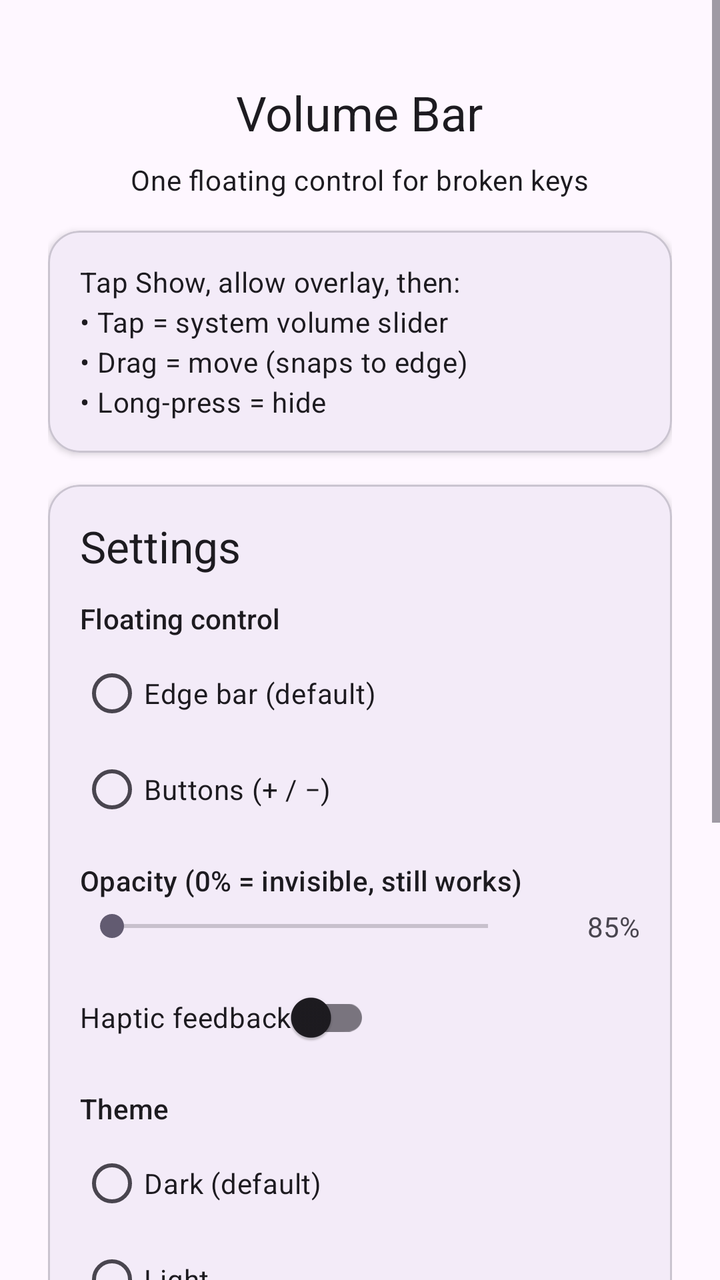
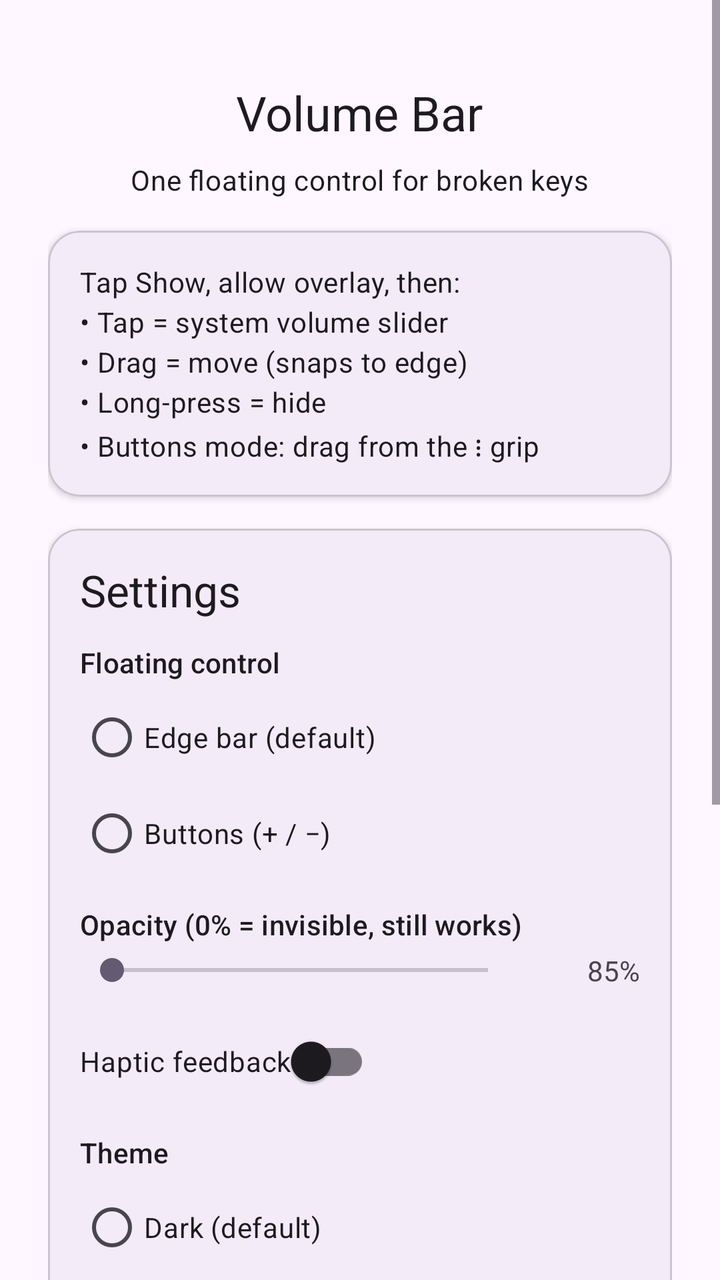

Two renders of the same Android screen: before a commit and after it. Below are the layout's source before the change and the commit's diff.
<!-- AndroidManifest.xml: application theme Theme.VolumeButtons -->
<!-- res/layout/activity_main.xml -->
<?xml version="1.0" encoding="utf-8"?>
<ScrollView xmlns:android="http://schemas.android.com/apk/res/android"
    xmlns:app="http://schemas.android.com/apk/res-auto"
    android:layout_width="match_parent"
    android:layout_height="match_parent"
    android:fillViewport="true">

    <LinearLayout
        android:orientation="vertical"
        android:gravity="center_horizontal"
        android:padding="24dp"
        android:layout_width="match_parent"
        android:layout_height="wrap_content">

        <TextView
            android:layout_width="wrap_content"
            android:layout_height="wrap_content"
            android:text="Volume Bar"
            android:textAppearance="?attr/textAppearanceHeadlineSmall"
            android:layout_marginTop="16dp"
            android:layout_marginBottom="8dp" />

        <TextView
            android:layout_width="wrap_content"
            android:layout_height="wrap_content"
            android:text="One floating control for broken keys"
            android:textAppearance="?attr/textAppearanceBodyMedium"
            android:layout_marginBottom="16dp" />

        <com.google.android.material.card.MaterialCardView
            android:layout_width="match_parent"
            android:layout_height="wrap_content"
            android:layout_marginBottom="16dp"
            app:cardCornerRadius="16dp"
            app:cardElevation="2dp">

            <TextView
                android:layout_width="wrap_content"
                android:layout_height="wrap_content"
                android:padding="16dp"
                android:text="Tap Show, allow overlay, then:\n• Tap = system volume slider\n• Drag = move (snaps to edge)\n• Long-press = hide"
                android:textAppearance="?attr/textAppearanceBodyMedium"
                android:lineSpacingExtra="4dp" />

        </com.google.android.material.card.MaterialCardView>

        <com.google.android.material.card.MaterialCardView
            android:layout_width="match_parent"
            android:layout_height="wrap_content"
            android:layout_marginBottom="16dp"
            app:cardCornerRadius="16dp"
            app:cardElevation="2dp">

            <LinearLayout
                android:orientation="vertical"
                android:padding="16dp"
                android:layout_width="match_parent"
                android:layout_height="wrap_content">

                <TextView
                    android:layout_width="wrap_content"
                    android:layout_height="wrap_content"
                    android:text="Settings"
                    android:textAppearance="?attr/textAppearanceTitleLarge"
                    android:layout_marginBottom="12dp" />

                <TextView
                    android:layout_width="wrap_content"
                    android:layout_height="wrap_content"
                    android:text="Floating control"
                    android:textAppearance="?attr/textAppearanceTitleSmall"
                    android:layout_marginBottom="4dp" />

                <RadioGroup
                    android:id="@+id/modeGroup"
                    android:orientation="vertical"
                    android:layout_width="match_parent"
                    android:layout_height="wrap_content"
                    android:layout_marginBottom="12dp">

                    <RadioButton
                        android:id="@+id/modeBar"
                        android:layout_width="wrap_content"
                        android:layout_height="wrap_content"
                        android:text="Edge bar (default)" />

                    <RadioButton
                        android:id="@+id/modeButtons"
                        android:layout_width="wrap_content"
                        android:layout_height="wrap_content"
                        android:text="Buttons (+ / −)" />

                </RadioGroup>

                <TextView
                    android:layout_width="wrap_content"
                    android:layout_height="wrap_content"
                    android:text="Opacity (0% = invisible, still works)"
                    android:textAppearance="?attr/textAppearanceTitleSmall"
                    android:layout_marginBottom="4dp" />

                <LinearLayout
                    android:orientation="horizontal"
                    android:gravity="center_vertical"
                    android:layout_width="match_parent"
                    android:layout_height="wrap_content"
                    android:layout_marginBottom="12dp">

                    <SeekBar
                        android:id="@+id/opacitySeek"
                        android:layout_width="0dp"
                        android:layout_weight="1"
                        android:layout_height="wrap_content" />

                    <TextView
                        android:id="@+id/opacityValue"
                        android:layout_width="wrap_content"
                        android:layout_height="wrap_content"
                        android:minWidth="48dp"
                        android:gravity="end"
                        android:text="85%"
                        android:layout_marginStart="12dp" />

                </LinearLayout>

                <com.google.android.material.switchmaterial.SwitchMaterial
                    android:id="@+id/hapticsSwitch"
                    android:layout_width="wrap_content"
                    android:layout_height="wrap_content"
                    android:text="Haptic feedback"
                    android:layout_marginBottom="12dp" />

                <TextView
                    android:layout_width="wrap_content"
                    android:layout_height="wrap_content"
                    android:text="Theme"
                    android:textAppearance="?attr/textAppearanceTitleSmall"
                    android:layout_marginBottom="4dp" />

                <RadioGroup
                    android:id="@+id/themeGroup"
                    android:orientation="vertical"
                    android:layout_width="match_parent"
                    android:layout_height="wrap_content">

                    <RadioButton
                        android:id="@+id/themeDark"
                        android:layout_width="wrap_content"
                        android:layout_height="wrap_content"
                        android:text="Dark (default)" />

                    <RadioButton
                        android:id="@+id/themeLight"
                        android:layout_width="wrap_content"
                        android:layout_height="wrap_content"
                        android:text="Light" />

                    <RadioButton
                        android:id="@+id/themeSystem"
                        android:layout_width="wrap_content"
                        android:layout_height="wrap_content"
                        android:text="Follow system" />

                </RadioGroup>
            </LinearLayout>
        </com.google.android.material.card.MaterialCardView>

        <com.google.android.material.button.MaterialButton
            android:id="@+id/btnStart"
            android:layout_width="match_parent"
            android:layout_height="wrap_content"
            android:layout_marginBottom="12dp"
            android:text="Show"
            app:cornerRadius="12dp" />

        <com.google.android.material.button.MaterialButton
            android:id="@+id/btnStop"
            android:layout_width="match_parent"
            android:layout_height="wrap_content"
            android:layout_marginBottom="12dp"
            android:text="Hide"
            style="@style/Widget.Material3.Button.OutlinedButton"
            app:cornerRadius="12dp" />

        <com.google.android.material.button.MaterialButton
            android:id="@+id/btnChangelog"
            android:layout_width="match_parent"
            android:layout_height="wrap_content"
            android:layout_marginBottom="12dp"
            android:text="Changelog"
            style="@style/Widget.Material3.Button.OutlinedButton"
            app:cornerRadius="12dp" />

        <com.google.android.material.button.MaterialButton
            android:id="@+id/btnUpdate"
            android:layout_width="match_parent"
            android:layout_height="wrap_content"
            android:text="Check for updates"
            style="@style/Widget.Material3.Button.TextButton" />

    </LinearLayout>
</ScrollView>
<!-- resources referenced by this layout -->
<resources>
  <style name="Theme.VolumeButtons" parent="Theme.Material3.DayNight.NoActionBar">
          <item name="colorPrimary">#6750A4</item>
          <item name="colorOnPrimary">#FFFFFF</item>
          <item name="colorPrimaryContainer">#EADDFF</item>
          <item name="colorSecondary">#625B71</item>
          <item name="android:statusBarColor">?attr/colorSurface</item>
      </style>
</resources>

<!-- the commit's change to res/layout/activity_main.xml (unified diff, before → after) -->
@@ -38,7 +38,7 @@
                 android:layout_width="wrap_content"
                 android:layout_height="wrap_content"
                 android:padding="16dp"
-                android:text="Tap Show, allow overlay, then:\n• Tap = system volume slider\n• Drag = move (snaps to edge)\n• Long-press = hide"
+                android:text="Tap Show, allow overlay, then:\n• Tap = system volume slider\n• Drag = move (snaps to edge)\n• Long-press = hide\n• Buttons mode: drag from the ⋮ grip"
                 android:textAppearance="?attr/textAppearanceBodyMedium"
                 android:lineSpacingExtra="4dp" />
 
